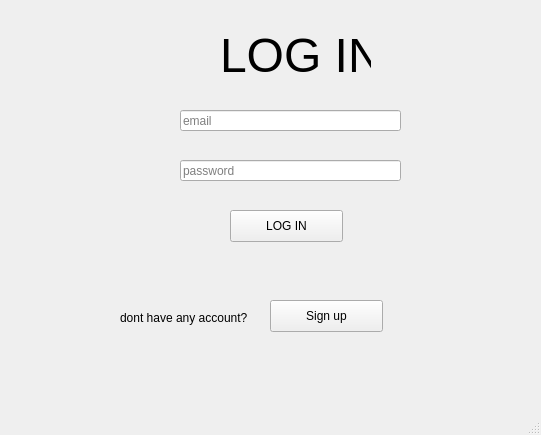
Before: the Qt Designer form login.ui in trantienkhoa13/pta6final, drawn with Qt 5.
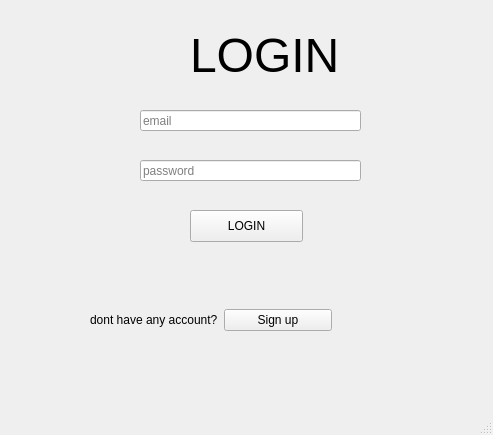
After: the same form once the commit is applied.

What changed in the file:
```diff
--- a/login.ui
+++ b/login.ui
@@ -6,7 +6,7 @@
    <rect>
     <x>0</x>
     <y>0</y>
-    <width>541</width>
+    <width>493</width>
     <height>435</height>
    </rect>
   </property>
@@ -17,20 +17,20 @@
    <widget class="QPushButton" name="login_button">
     <property name="geometry">
      <rect>
-      <x>230</x>
+      <x>190</x>
       <y>210</y>
       <width>113</width>
       <height>32</height>
      </rect>
     </property>
     <property name="text">
-     <string>LOG IN</string>
+     <string>LOGIN</string>
     </property>
    </widget>
    <widget class="QLineEdit" name="email_input">
     <property name="geometry">
      <rect>
-      <x>180</x>
+      <x>140</x>
       <y>110</y>
       <width>221</width>
       <height>21</height>
@@ -40,49 +40,23 @@
      <string>email</string>
     </property>
    </widget>
-   <widget class="QLabel" name="donthaveanyaccount">
-    <property name="geometry">
-     <rect>
-      <x>120</x>
-      <y>310</y>
-      <width>151</width>
-      <height>16</height>
-     </rect>
-    </property>
-    <property name="text">
-     <string>dont have any account?</string>
-    </property>
-   </widget>
-   <widget class="QPushButton" name="signup_button">
-    <property name="geometry">
-     <rect>
-      <x>270</x>
-      <y>300</y>
-      <width>113</width>
-      <height>32</height>
-     </rect>
-    </property>
-    <property name="text">
-     <string>Sign up</string>
-    </property>
-   </widget>
    <widget class="QLabel" name="biglogin">
     <property name="geometry">
      <rect>
-      <x>220</x>
+      <x>190</x>
       <y>20</y>
       <width>151</width>
       <height>71</height>
      </rect>
     </property>
     <property name="text">
-     <string>&lt;html&gt;&lt;head/&gt;&lt;body&gt;&lt;p&gt;&lt;span style=&quot; font-size:36pt;&quot;&gt;LOG IN&lt;/span&gt;&lt;/p&gt;&lt;/body&gt;&lt;/html&gt;</string>
+     <string>&lt;html&gt;&lt;head/&gt;&lt;body&gt;&lt;p&gt;&lt;span style=&quot; font-size:36pt;&quot;&gt;LOGIN&lt;/span&gt;&lt;/p&gt;&lt;/body&gt;&lt;/html&gt;</string>
     </property>
    </widget>
    <widget class="QLineEdit" name="password_input">
     <property name="geometry">
      <rect>
-      <x>180</x>
+      <x>140</x>
       <y>160</y>
       <width>221</width>
       <height>21</height>
@@ -92,6 +66,32 @@
      <string>password</string>
     </property>
    </widget>
+   <widget class="QWidget" name="horizontalLayoutWidget">
+    <property name="geometry">
+     <rect>
+      <x>90</x>
+      <y>280</y>
+      <width>242</width>
+      <height>80</height>
+     </rect>
+    </property>
+    <layout class="QHBoxLayout" name="horizontalLayout">
+     <item>
+      <widget class="QLabel" name="donthaveanyaccount">
+       <property name="text">
+        <string>dont have any account?</string>
+       </property>
+      </widget>
+     </item>
+     <item>
+      <widget class="QPushButton" name="signup_button">
+       <property name="text">
+        <string>Sign up</string>
+       </property>
+      </widget>
+     </item>
+    </layout>
+   </widget>
   </widget>
   <widget class="QMenuBar" name="menubar">
    <property name="geometry">
```
Left out of the diff: 4 changed lines with no effect on the pictures.
